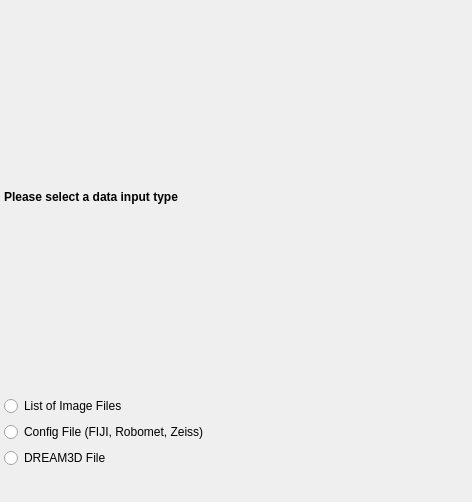
This is SIMPLVtkLib/Wizards/ImportMontage/UI_Files/FileTypeSelectionPage.ui in tplatt77/SIMPLVtkLib as Qt 5 draws it before an edit. The edited form follows.
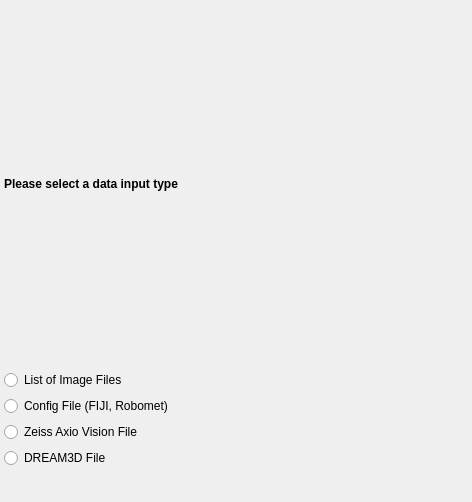
This is the edited form.

Commit message: Added a separate wizard page for Zeiss Axio Vision montage use case Importing an XML file containing Zeiss Axio Vision information is now done in a separate wizard page

Patch:
```diff
--- a/SIMPLVtkLib/Wizards/ImportMontage/UI_Files/FileTypeSelectionPage.ui
+++ b/SIMPLVtkLib/Wizards/ImportMontage/UI_Files/FileTypeSelectionPage.ui
@@ -49,7 +49,14 @@
    <item>
     <widget class="QRadioButton" name="configFileRB">
      <property name="text">
-      <string>Config File (FIJI, Robomet, Zeiss)</string>
+      <string>Config File (FIJI, Robomet)</string>
+     </property>
+    </widget>
+   </item>
+   <item>
+    <widget class="QRadioButton" name="zeissFileRB">
+     <property name="text">
+      <string>Zeiss Axio Vision File</string>
      </property>
     </widget>
    </item>
```
The commit also changes 11 other files.
